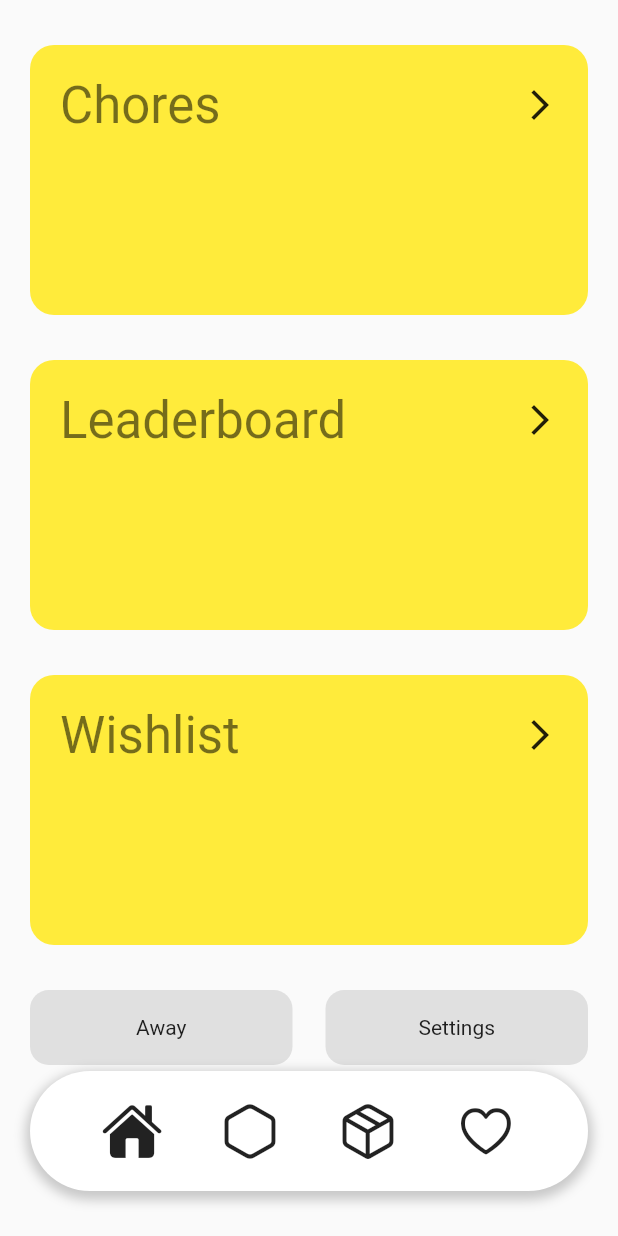
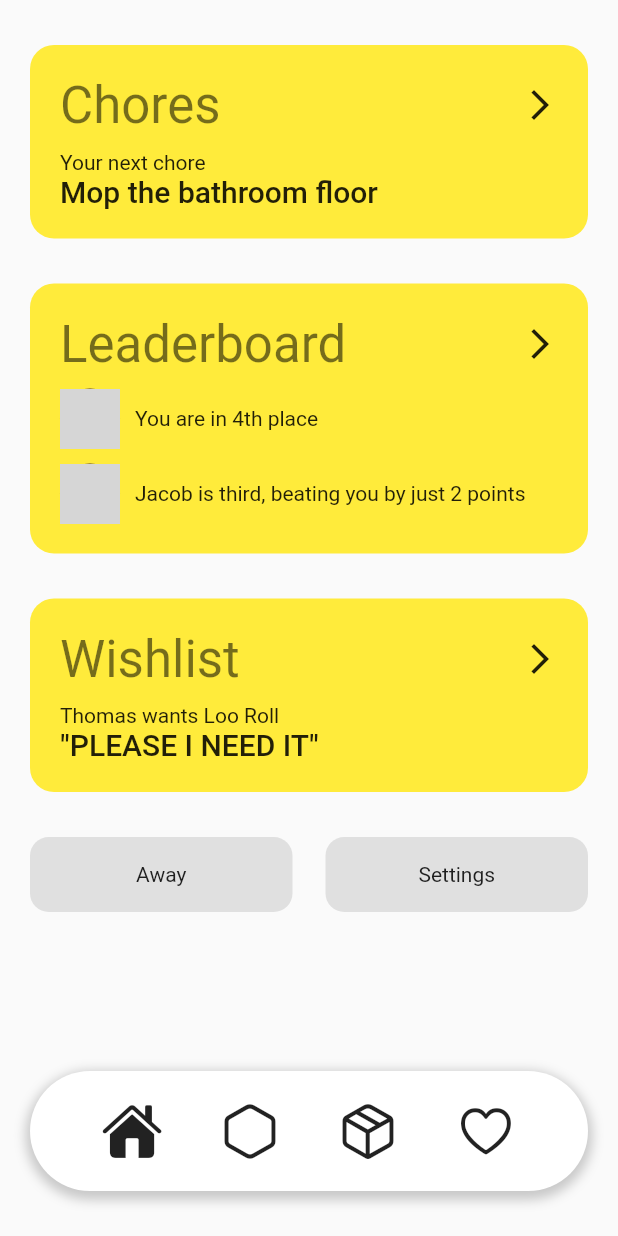
Before and after one commit to finnjwohner/chorewheel, a Flutter app: the Interface screen opened directly, on a phone screen of 412 x 824 dp. Run offline on Flutter 3.47's test engine with Material 2 defaults, Android fonts, the light colour scheme and no system bars; network calls fail; grey boxes are pictures that could not be loaded.

Commit message:
Fleshed out home screen
- Removed keyboard after pressing login or create account
- Fleshed out the home screen with placeholder elements just to give an idea of what the final product will look like

```diff
--- a/lib/home_scr.dart
+++ b/lib/home_scr.dart
@@ -18,7 +18,7 @@ class HomePage extends StatelessWidget {
             child: Container(
               margin: const EdgeInsets.symmetric(vertical: 30, horizontal: 20),
               width: double.infinity,
-              height: 180,
+              //height: 180,
               decoration: BoxDecoration(
                 borderRadius: BorderRadius.circular(16),
                 color: Colors.yellow,
@@ -26,6 +26,7 @@ class HomePage extends StatelessWidget {
               child: Padding(
                 padding: const EdgeInsets.all(20),
                 child: Column(
+                  crossAxisAlignment: CrossAxisAlignment.start,
                   children: [
                     Row(
                       mainAxisAlignment: MainAxisAlignment.spaceBetween,
@@ -34,7 +35,12 @@ class HomePage extends StatelessWidget {
                         Text("Chores", style: Theme.of(context).textTheme.headline4),
                         const Icon(Icons.arrow_forward_ios),
                       ],
-                    )
+                    ),
+                    const Padding(
+                      padding: EdgeInsets.only(top: 10),
+                      child: Text("Your next chore"),
+                    ),
+                    Text("Mop the bathroom floor", style: Theme.of(context).textTheme.titleLarge)
                   ],
                 ),
               )
@@ -45,7 +51,7 @@ class HomePage extends StatelessWidget {
             child: Container(
               margin: const EdgeInsets.only(bottom: 30, left: 20, right: 20),
               width: double.infinity,
-              height: 180,
+              //height: 180,
               decoration: BoxDecoration(
                 borderRadius: BorderRadius.circular(16),
                 color: Colors.yellow,
@@ -53,6 +59,7 @@ class HomePage extends StatelessWidget {
               child: Padding(
                 padding: const EdgeInsets.all(20),
                 child: Column(
+                  crossAxisAlignment: CrossAxisAlignment.start,
                   children: [
                     Row(
                       mainAxisAlignment: MainAxisAlignment.spaceBetween,
@@ -61,7 +68,39 @@ class HomePage extends StatelessWidget {
                         Text("Leaderboard", style: Theme.of(context).textTheme.headline4),
                         const Icon(Icons.arrow_forward_ios),
                       ],
-                    )
+                    ),
+                    Padding(
+                      padding: const EdgeInsets.only(top: 10),
+                      child: Row(
+                        children: [
+                          CircleAvatar(
+                            backgroundImage: const NetworkImage('https://images.unsplash.com/photo-1631885628726-d60689c330db?ixlib=rb-4.0.3&ixid=MnwxMjA3fDB8MHxwaG90by1wYWdlfHx8fGVufDB8fHx8&auto=format&fit=crop&w=1970&q=80'),
+                            backgroundColor: Colors.brown.shade800,
+                            //child: const Text('JP'),
+                          ),
+                          const Padding(
+                            padding: EdgeInsets.only(left: 10),
+                            child: Text("You are in 4th place"),
+                          ),
+                        ],
+                      ),
+                    ),
+                    Padding(
+                      padding: const EdgeInsets.only(top: 10),
+                      child: Row(
+                        children: [
+                          CircleAvatar(
+                            backgroundImage: const NetworkImage('https://images.unsplash.com/photo-1600486913747-55e5470d6f40?ixlib=rb-4.0.3&ixid=MnwxMjA3fDB8MHxwaG90by1wYWdlfHx8fGVufDB8fHx8&auto=format&fit=crop&w=1470&q=80'),
+                            backgroundColor: Colors.brown.shade800,
+                            //child: const Text('JP'),
+                          ),
+                          const Padding(
+                            padding: EdgeInsets.only(left: 10),
+                            child: Text("Jacob is third, beating you by just 2 points"),
+                          ),
+                        ],
+                      ),
+                    ),
                   ],
                 ),
               )
@@ -72,7 +111,6 @@ class HomePage extends StatelessWidget {
             child: Container(
               margin: const EdgeInsets.only(bottom: 30, left: 20, right: 20),
               width: double.infinity,
-              height: 180,
               decoration: BoxDecoration(
                 borderRadius: BorderRadius.circular(16),
                 color: Colors.yellow,
@@ -80,6 +118,7 @@ class HomePage extends StatelessWidget {
               child: Padding(
                 padding: const EdgeInsets.all(20),
                 child: Column(
+                  crossAxisAlignment: CrossAxisAlignment.start,
                   children: [
                     Row(
                       mainAxisAlignment: MainAxisAlignment.spaceBetween,
@@ -88,7 +127,12 @@ class HomePage extends StatelessWidget {
                         Text("Wishlist", style: Theme.of(context).textTheme.headline4),
                         const Icon(Icons.arrow_forward_ios),
                       ],
-                    )
+                    ),
+                    const Padding(
+                      padding: EdgeInsets.only(top: 10),
+                      child: Text("Thomas wants Loo Roll"),
+                    ),
+                    Text("\"PLEASE I NEED IT\"", style: Theme.of(context).textTheme.titleLarge)
                   ],
                 ),
               )
```
Also changed, not shown: lib/create_account_scr.dart (+6 -16 lines), lib/splash_scr.dart (+6 -16 lines).
